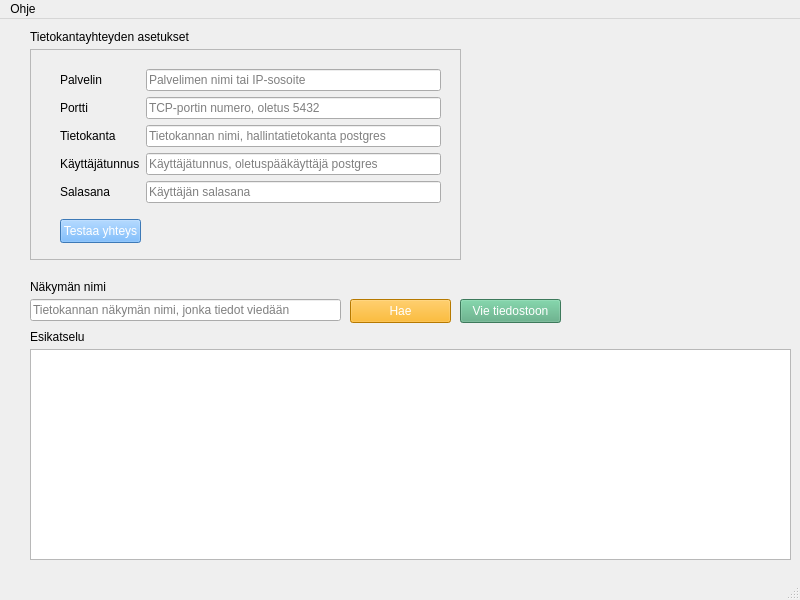
First picture: the form in exportTool.ui, repository TiViOpetus/PGViewExportTool, before the edit.
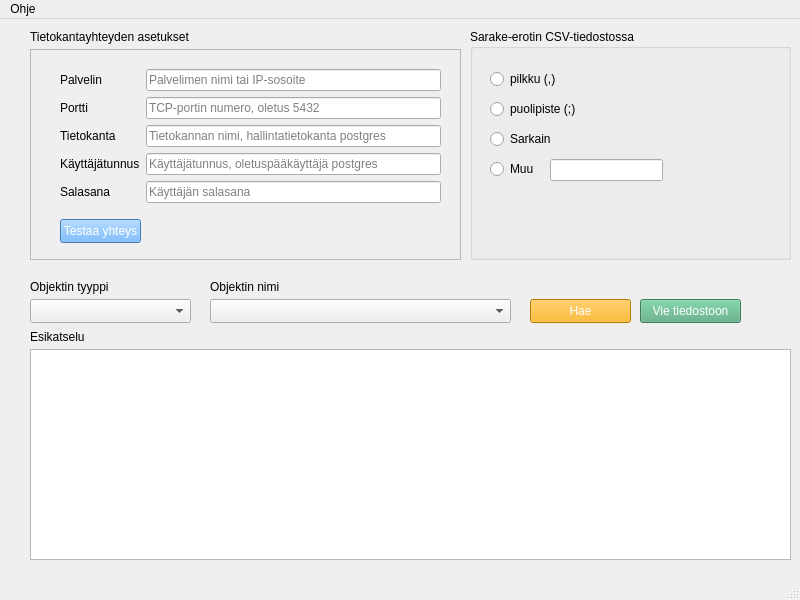
Second picture: the form after the edit.

```diff
--- a/exportTool.ui
+++ b/exportTool.ui
@@ -142,36 +142,23 @@
      <string>Tietokantayhteyden asetukset</string>
     </property>
    </widget>
-   <widget class="QLineEdit" name="viewNameLineEdit">
+   <widget class="QLabel" name="objectNameLabel">
     <property name="geometry">
      <rect>
-      <x>30</x>
-      <y>280</y>
-      <width>311</width>
-      <height>22</height>
-     </rect>
-    </property>
-    <property name="placeholderText">
-     <string>Tietokannan näkymän nimi, jonka tiedot viedään</string>
-    </property>
-   </widget>
-   <widget class="QLabel" name="viewNameLabel">
-    <property name="geometry">
-     <rect>
-      <x>30</x>
+      <x>210</x>
       <y>260</y>
       <width>101</width>
       <height>16</height>
      </rect>
     </property>
     <property name="text">
-     <string>Näkymän nimi</string>
+     <string>Objektin nimi</string>
     </property>
    </widget>
    <widget class="QPushButton" name="exportPushButton">
     <property name="geometry">
      <rect>
-      <x>460</x>
+      <x>640</x>
       <y>280</y>
       <width>101</width>
       <height>24</height>
@@ -198,7 +185,7 @@
    <widget class="QPushButton" name="getDataPushButton">
     <property name="geometry">
      <rect>
-      <x>350</x>
+      <x>530</x>
       <y>280</y>
       <width>101</width>
       <height>24</height>
@@ -225,6 +212,114 @@
      <string>Esikatselu</string>
     </property>
    </widget>
+   <widget class="QComboBox" name="objectTypeComboBox">
+    <property name="geometry">
+     <rect>
+      <x>30</x>
+      <y>280</y>
+      <width>161</width>
+      <height>24</height>
+     </rect>
+    </property>
+   </widget>
+   <widget class="QComboBox" name="objectNameComboBox">
+    <property name="geometry">
+     <rect>
+      <x>210</x>
+      <y>280</y>
+      <width>301</width>
+      <height>24</height>
+     </rect>
+    </property>
+   </widget>
+   <widget class="QLabel" name="objectTypeLabel">
+    <property name="geometry">
+     <rect>
+      <x>30</x>
+      <y>260</y>
+      <width>161</width>
+      <height>16</height>
+     </rect>
+    </property>
+    <property name="text">
+     <string>Objektin tyyppi</string>
+    </property>
+   </widget>
+   <widget class="QGroupBox" name="groupBox">
+    <property name="geometry">
+     <rect>
+      <x>470</x>
+      <y>10</y>
+      <width>321</width>
+      <height>231</height>
+     </rect>
+    </property>
+    <property name="title">
+     <string>Sarake-erotin CSV-tiedostossa</string>
+    </property>
+    <widget class="QRadioButton" name="radioButton">
+     <property name="geometry">
+      <rect>
+       <x>20</x>
+       <y>40</y>
+       <width>92</width>
+       <height>20</height>
+      </rect>
+     </property>
+     <property name="text">
+      <string>pilkku (,)</string>
+     </property>
+    </widget>
+    <widget class="QRadioButton" name="radioButton_2">
+     <property name="geometry">
+      <rect>
+       <x>20</x>
+       <y>70</y>
+       <width>92</width>
+       <height>20</height>
+      </rect>
+     </property>
+     <property name="text">
+      <string>puolipiste (;)</string>
+     </property>
+    </widget>
+    <widget class="QRadioButton" name="radioButton_3">
+     <property name="geometry">
+      <rect>
+       <x>20</x>
+       <y>100</y>
+       <width>92</width>
+       <height>20</height>
+      </rect>
+     </property>
+     <property name="text">
+      <string>Sarkain</string>
+     </property>
+    </widget>
+    <widget class="QRadioButton" name="radioButton_4">
+     <property name="geometry">
+      <rect>
+       <x>20</x>
+       <y>130</y>
+       <width>92</width>
+       <height>20</height>
+      </rect>
+     </property>
+     <property name="text">
+      <string>Muu</string>
+     </property>
+    </widget>
+    <widget class="QLineEdit" name="lineEdit">
+     <property name="geometry">
+      <rect>
+       <x>80</x>
+       <y>130</y>
+       <width>113</width>
+       <height>22</height>
+      </rect>
+     </property>
+    </widget>
+   </widget>
   </widget>
   <widget class="QMenuBar" name="menubar">
    <property name="geometry">
```
Left out of the diff: 2 changed lines with no effect on the pictures.
